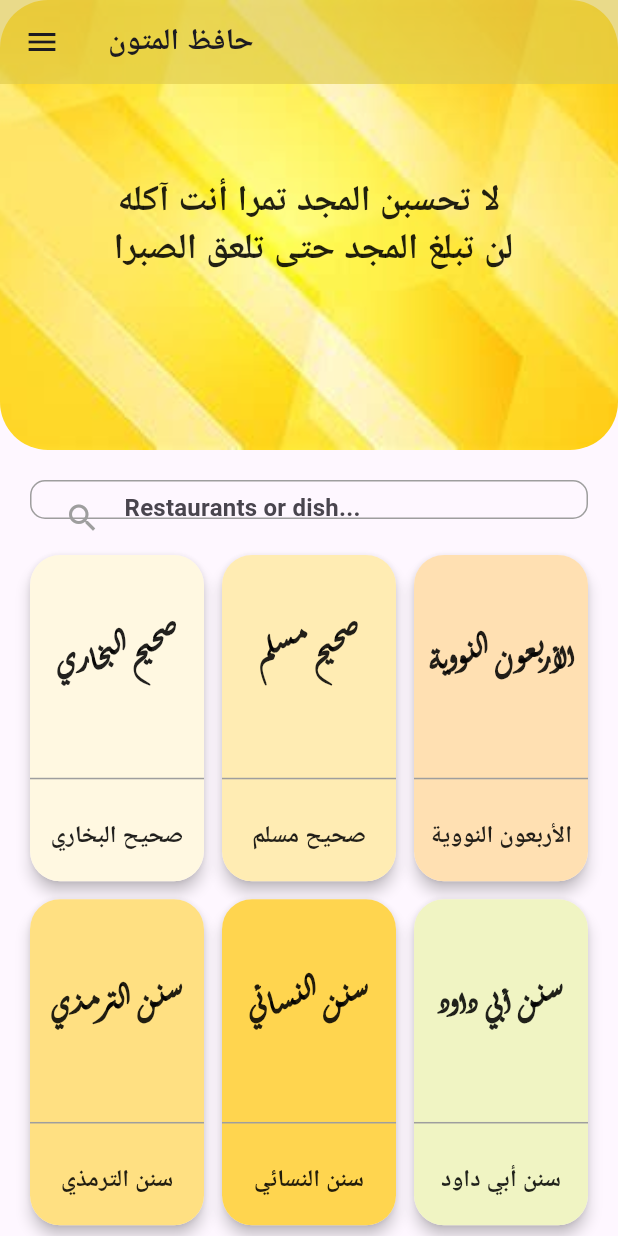
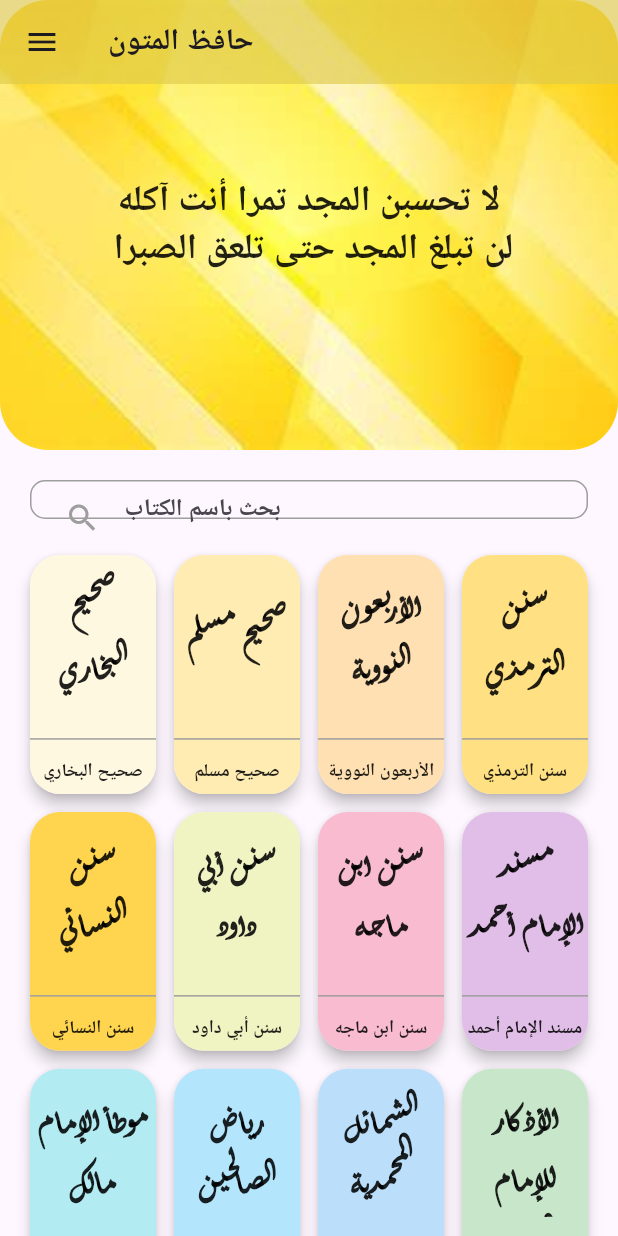
Before and after one commit to mostafamido196/Hafez-Elmetoon, a Flutter app: the MyHomePage screen opened directly, after a tap on the "menu" icon, on a phone screen of 412 x 824 dp. Run offline on Flutter 3.47's test engine with Material 3 defaults, Android fonts, the light colour scheme and no system bars; our stand-ins replace flutter_riverpod.

Commit message:
common text size and action bar2

```diff
--- a/lib/AppTextStyle.dart
+++ b/lib/AppTextStyle.dart
@@ -2,49 +2,49 @@ import 'package:flutter/material.dart';
 
 class AppTextStyles {
   // Default static styles
-  static const TextStyle bodySmall = TextStyle(
+  static  TextStyle bodySmall = TextStyle(
     fontSize: 12.0,
     fontWeight: FontWeight.normal,
     color: Colors.black87,
   );
 
-  static const TextStyle bodyMedium = TextStyle(
+  static  TextStyle bodyMedium = TextStyle(
     fontSize: 16.0,
     fontWeight: FontWeight.normal,
     color: Colors.black87,
   );
 
-  static const TextStyle bodyLarge = TextStyle(
+  static  TextStyle bodyLarge = TextStyle(
     fontSize: 20.0,
     fontWeight: FontWeight.normal,
     color: Colors.black87,
   );
 
-  static const TextStyle titleSmall = TextStyle(
+  static  TextStyle titleSmall = TextStyle(
     fontSize: 12.0,
     fontWeight: FontWeight.bold,
     color: Colors.black87,
   );
 
-  static const TextStyle titleMedium = TextStyle(
+  static  TextStyle titleMedium = TextStyle(
     fontSize: 16.0,
     fontWeight: FontWeight.bold,
     color: Colors.black87,
   );
 
-  static const TextStyle titleLarge = TextStyle(
+  static  TextStyle titleLarge = TextStyle(
     fontSize: 20.0,
     fontWeight: FontWeight.bold,
     color: Colors.black87,
   );
 
-  static const TextStyle extraMedium = TextStyle(
+  static  TextStyle extraMedium = TextStyle(
     fontSize: 24.0,
     fontWeight: FontWeight.bold,
     color: Colors.black87,
   );
 
-  static const TextStyle extraLarge = TextStyle(
+  static  TextStyle extraLarge = TextStyle(
     fontFamily: 'mtnTitle_aldahabi',
     fontSize: 32.0,
     fontWeight: FontWeight.bold,
--- a/lib/CustomAppBar.dart
+++ b/lib/CustomAppBar.dart
@@ -7,7 +7,7 @@ class CommonAppBar extends StatelessWidget implements PreferredSizeWidget {
   final Widget? leading;
   final double elevation;
 
-  const CommonAppBar({
+   CommonAppBar({
     Key? key, // Optional key
     required this.title,//
     this.actions = const [],
--- a/lib/Widgets/sliver_list.dart
+++ b/lib/Widgets/sliver_list.dart
@@ -1,6 +1,7 @@
 import 'package:flutter/material.dart';
 
 import '../constants.dart';
+
 class SliverListBldr extends StatefulWidget {
   SliverListBldr({Key? key}) : super(key: key);
 
@@ -73,11 +74,23 @@ class _SliverListBldrState extends State<SliverListBldr>
 
   @override
   Widget build(BuildContext context) {
+    double screenWidth = MediaQuery.of(context).size.width;
+    int noRowItems;
+    if (screenWidth < 400) {
+      noRowItems = 3;  // Very small screens (small phones)
+    } else if (screenWidth < 600) {
+      noRowItems = 4;  // Medium screens (regular phones)
+    } else if (screenWidth < 900) {
+      noRowItems = 5;  // Large screens (tablets)
+    } else {
+      noRowItems = 7;  // Very large screens
+    }
+
     return SliverPadding(
-      padding: EdgeInsets.symmetric(horizontal: 16),
+      padding: const EdgeInsets.symmetric(horizontal: 16.0),
       sliver: SliverGrid(
         gridDelegate: SliverGridDelegateWithFixedCrossAxisCount(
-          crossAxisCount: 3,
+          crossAxisCount: noRowItems,
           childAspectRatio: 0.55,
           crossAxisSpacing: 4,
           mainAxisSpacing: 4,
@@ -88,7 +101,8 @@ class _SliverListBldrState extends State<SliverListBldr>
             final Animation<double> animation = CurvedAnimation(
               parent: _animationController,
               curve: Interval(
-                (index / titles.length) * 0.5, // Stagger over first 50% of total duration
+                (index / titles.length) * 0.5,
+                // Stagger over first 50% of total duration
                 (index / titles.length) * 0.5 + 0.5, // End at different times
                 curve: Curves.easeOutCubic,
               ),
@@ -118,7 +132,8 @@ class _SliverListBldrState extends State<SliverListBldr>
     );
   }
 
-  Widget _ItemBookName(BuildContext context, String title, Color bookBackground) {
+  Widget _ItemBookName(BuildContext context, String title,
+      Color bookBackground) {
     return Card(
       elevation: 4,
       shape: RoundedRectangleBorder(borderRadius: kBorderRadius),
@@ -130,29 +145,36 @@ class _SliverListBldrState extends State<SliverListBldr>
         child: Column(
           children: [
             Expanded(
-              flex: 7,
+              flex: 8,
               child: Padding(
                 padding: EdgeInsets.symmetric(vertical: 16.0, horizontal: 2.0),
                 child: Center(
                   child: Text(
                     title,
                     textAlign: TextAlign.center,
-                    style: Theme.of(context).textTheme.headlineLarge,
+                    style: Theme
+                        .of(context)
+                        .textTheme
+                        .headlineLarge,
                   ),
                 ),
               ),
             ),
-            Divider(
+            const Divider(
               color: Colors.grey,
               thickness: 1,
             ),
             Expanded(
-              flex: 3,
+              flex: 2,
               child: Padding(
-                padding: EdgeInsets.all(2.0),
+                padding: EdgeInsets.only(left: 2.0, right: 2.0, bottom: 2.0,),
                 child: Center(
                   child: Text(
                     title,
+                    style: Theme
+                        .of(context)
+                        .textTheme
+                        .bodySmall,
                     textAlign: TextAlign.center,
                   ),
                 ),
--- a/lib/Widgets/sliver_search.dart
+++ b/lib/Widgets/sliver_search.dart
@@ -6,8 +6,8 @@ import '../constants.dart';
 
 class SliverSearch extends StatelessWidget {
   const SliverSearch({
-    Key? key,
-  }) : super(key: key);
+    super.key,
+  });
 
   @override
   Widget build(BuildContext context) {
@@ -36,33 +36,33 @@ class SearchBar extends StatelessWidget {
         child: Container(
           margin: EdgeInsets.zero,
           width: MediaQuery.of(context).size.width,
-          height: 60,
+          height: 60.0,
           decoration: BoxDecoration(
             border: Border.all(color: Colors.grey),
             borderRadius: kBorderRadius / 2,
             color: Theme.of(context).scaffoldBackgroundColor,
           ),
           child: Padding(
-            padding: const EdgeInsets.symmetric(horizontal: 10.0),
+            padding:  EdgeInsets.symmetric(horizontal: 10.0),
             child: TextFormField(
               style: Theme.of(context).textTheme.titleMedium,
               textAlignVertical: TextAlignVertical.center,
-              decoration: const InputDecoration(
+              decoration:  InputDecoration(
                 contentPadding: EdgeInsets.only(top: 12.0),
-                enabledBorder: UnderlineInputBorder(
+                enabledBorder: const UnderlineInputBorder(
                   borderSide: BorderSide(color: Colors.transparent),
                 ),
-                focusedBorder: UnderlineInputBorder(
+                focusedBorder: const UnderlineInputBorder(
                   borderSide: BorderSide(color: Colors.transparent),
                 ),
                 prefixIcon: Padding(
                   padding: EdgeInsets.only(top: 12.0),
-                  child: Icon(
+                  child: const Icon(
                     Icons.search,
                     color: Colors.grey,
                   ),
                 ),
-                hintText: 'Restaurants or dish...',
+                hintText: 'بحث باسم الكتاب',
               ),
             ),
           ),
--- a/lib/main.dart
+++ b/lib/main.dart
@@ -13,11 +13,11 @@ void main() {
 class MyApp extends StatelessWidget {
   MyApp({super.key});
 
-
   @override
   Widget build(BuildContext context) {
-    return  MaterialApp(
-        title: 'Flutter Demo',
+    return MaterialApp(
+      title: 'حافظ المتون',
+      debugShowCheckedModeBanner: false,
       theme: ThemeData(
         colorScheme: ColorScheme.fromSeed(seedColor: Colors.deepPurple),
         useMaterial3: true,
@@ -33,8 +33,8 @@ class MyApp extends StatelessWidget {
           bodySmall: AppTextStyles.titleSmall,
         ),
       ),
-        home: const MyHomePage(),
-
+      home: Directionality(
+          textDirection: TextDirection.rtl, child: const MyHomePage()),
     );
   }
 }
@@ -109,6 +109,10 @@ class _MyHomePageState extends State<MyHomePage> {
           ),
         ],
       ),
+      // drawer: Opacity(
+      //     opacity: 0.7,
+      //     child: Container(width: 300,color: Colors.yellow,)//DrawerWidget(),
+      // ),
       floatingActionButton: AnimatedSlide(
         duration: Duration(milliseconds: 300),
         offset: _showFAB ? Offset.zero : Offset(0, 2),
@@ -124,4 +128,113 @@ class _MyHomePageState extends State<MyHomePage> {
       ),
     );
   }
+/*
+
+  Widget DrawerWidget(){
+    return Drawer(
+        shape: const RoundedRectangleBorder(
+            borderRadius: BorderRadius.only(topRight: Radius.circular(0))),
+        width: 260,
+        child: Container(
+          color: AppColors.c1Drawer,
+          child: ListView(padding: EdgeInsets.zero, children: [
+            _buildHeader(),
+            _buildFirstListTile(
+              'assets/images/ic_menu.svg',
+              'الأذكار',
+              AppColors.c4Actionbar,
+            ),
+            _buildListTile(
+              context,
+              'assets/images/baseline_settings_24.svg',
+              'الإعدادات',
+              AppColors.white,
+            ),
+            _buildListTile(
+              context,
+              'assets/images/baseline_error_24_white.svg',
+              'عن التطبيق',
+              AppColors.white,
+            ),
+          ]),
+        ));
   }
+
+  Widget _buildHeader() {
+    return Container(
+      padding: const EdgeInsets.only(left: 14, bottom: 14, top: 14, right: 14),
+      decoration: BoxDecoration(color: AppColors.c4Actionbar),
+      child: const Text(
+        "ۛ ּڝــحۡــۑْۧــحۡ اﻷذڪــٰٱڕ",
+        textAlign: TextAlign.center,
+        style: TextStyle(
+          fontFamily: 'typesetting',
+          color: Colors.white,
+          fontSize: 40,
+        ),
+      ),
+    );
+  }
+
+  Widget _buildFirstListTile(String asset, String title, Color textColor) {
+    return Container(
+      decoration: BoxDecoration(
+        color: AppColors.white,
+        borderRadius: BorderRadius.circular(12.0),
+      ),
+      child: ListTile(
+        leading: SvgPicture.asset(
+          asset,
+          width: 16.0,
+          height: 16.0,
+        ),
+        title: Text(title),
+        textColor: textColor,
+        onTap: () {
+          //   Handle onTap
+        },
+      ),
+    );
+  }
+  Widget _buildListTile(
+      BuildContext context, String asset, String title, Color textColor) {
+    return ListTile(
+      leading: SvgPicture.asset(
+        asset,
+        width: 24.0,
+        height: 24.0,
+      ),
+      title: Text(title),
+      textColor: textColor,
+      onTap: () {
+        if (Scaffold.of(context).isDrawerOpen) {
+          Navigator.of(context).pop();
+        }
+        switch (title) {
+          case 'الإعدادات':
+            _gotoSettingPage(context);
+            break;
+          case 'عن التطبيق':
+            Navigator.push(
+              context,
+              MaterialPageRoute(
+                builder: (_) => AboutScreen(),
+              ),
+            );
+            break;
+          default:
+          // Default code block
+        }
+      },
+    );
+  }
+
+  void _gotoSettingPage(BuildContext context) {
+    Navigator.push(
+      context,
+      MaterialPageRoute(
+        builder: (_) => SettingScreen(),
+      ),
+    );
+  }*/
+}
--- a/pubspec.yaml
+++ b/pubspec.yaml
@@ -9,6 +9,7 @@ dependencies:
   flutter:
     sdk: flutter
   flutter_riverpod: ^2.4.9  # Use the latest version
+
 
 
   cupertino_icons: ^1.0.8
```
Also changed, not shown: 1 other file. Lines whose indentation alone changed are shown as unchanged.
